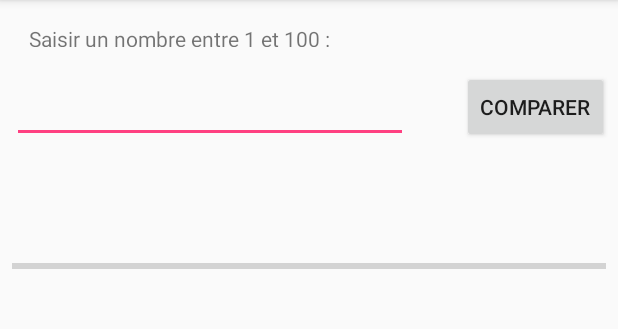
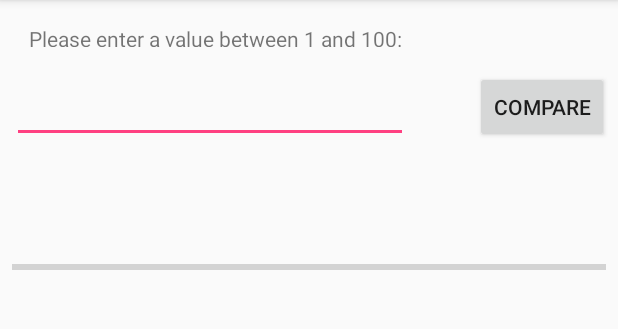
Before and after one commit to embaya/MagicNumberV1.0, an Android app: the screen it shows after launch (MainActivity), on a phone screen of 412 x 824 dp, the part 84-413 px from its top. Run offline under Robolectric (Android 15) with nearby library versions, the phone set to English and light mode, and no system bars.

Commit message:
Internationalisation i18n

```diff
--- a/app/src/main/res/layout/activity_main.xml
+++ b/app/src/main/res/layout/activity_main.xml
@@ -13,7 +13,7 @@
         android:text="@string/btnCompare"
         android:layout_marginTop="47dp"
         app:layout_constraintTop_toTopOf="parent"
-        android:layout_marginRight="-4dp"
+        android:layout_marginRight="6dp"
         app:layout_constraintRight_toRightOf="parent"
         android:layout_marginEnd="6dp" />
 
@@ -44,11 +44,13 @@
         app:layout_constraintRight_toRightOf="parent"
         android:layout_marginLeft="8dp"
         app:layout_constraintLeft_toLeftOf="parent"
-        app:layout_constraintHorizontal_bias="0.129" />
+        app:layout_constraintHorizontal_bias="0.129"
+        android:layout_marginStart="8dp"
+        android:layout_marginEnd="5dp" />
 
     <TextView
         android:id="@+id/lblResult"
-        android:layout_width="match_parent"
+        android:layout_width="0dp"
         android:layout_height="19dp"
         android:layout_marginLeft="8dp"
         android:layout_marginRight="8dp"
@@ -56,13 +58,15 @@
         app:layout_constraintHorizontal_bias="0.228"
         app:layout_constraintLeft_toLeftOf="parent"
         app:layout_constraintRight_toRightOf="parent"
-        app:layout_constraintTop_toBottomOf="@+id/txtNumber" />
+        app:layout_constraintTop_toBottomOf="@+id/txtNumber"
+        android:layout_marginStart="8dp"
+        android:layout_marginEnd="8dp" />
 
     <ProgressBar
         android:id="@+id/pbScore"
         style="?android:attr/progressBarStyleHorizontal"
-        android:layout_width="match_parent"
-        android:layout_height="15dp"
+        android:layout_width="0dp"
+        android:layout_height="16dp"
         android:layout_marginLeft="8dp"
         android:layout_marginRight="8dp"
         android:layout_marginTop="30dp"
@@ -70,20 +74,25 @@
         android:progress="2"
         app:layout_constraintLeft_toLeftOf="parent"
         app:layout_constraintRight_toRightOf="parent"
-        app:layout_constraintTop_toBottomOf="@+id/lblResult" />
+        app:layout_constraintTop_toBottomOf="@+id/lblResult"
+        android:layout_marginStart="8dp"
+        android:layout_marginEnd="8dp" />
 
     <TextView
         android:id="@+id/lblHistory"
         android:layout_width="match_parent"
-        android:layout_height="318dp"
+        android:layout_height="wrap_content"
         android:layout_marginBottom="8dp"
+        android:layout_marginEnd="8dp"
         android:layout_marginLeft="8dp"
         android:layout_marginRight="8dp"
-        android:layout_marginTop="26dp"
+        android:layout_marginStart="8dp"
+        android:layout_marginTop="0dp"
         app:layout_constraintBottom_toBottomOf="parent"
+        app:layout_constraintHorizontal_bias="0.0"
         app:layout_constraintLeft_toLeftOf="parent"
         app:layout_constraintRight_toRightOf="parent"
         app:layout_constraintTop_toBottomOf="@+id/pbScore"
-        app:layout_constraintVertical_bias="0.571" />
+        app:layout_constraintVertical_bias="0.099" />
 
 </android.support.constraint.ConstraintLayout>
--- a/app/src/main/res/values/strings.xml
+++ b/app/src/main/res/values/strings.xml
@@ -1,11 +1,11 @@
 <resources>
     <string name="app_name">Magic Number V1.0</string>
-    <string name="strEnterValue">Saisir un nombre entre 1 et 100 :</string>
-    <string name="btnCompare">Comparer</string>
-    <string name="strCongratulation">Bravo vous avez trouvé le bon numéro!</string>
-    <string name="strCongartulations">Bravo, vous avez gagné après %d essais. Voulez-vous recommencer?</string>
-    <string name="strYes">Oui</string>
-    <string name="strNo">Non</string>
-    <string name="strGreater">Veuillez saisir une valeur plus grande!</string>
-    <string name="strLower">Veuillez saisir une valeur plus petite!</string>
+    <string name="strEnterValue">Please enter a value between 1 and 100:</string>
+    <string name="btnCompare">Compare</string>
+    <string name="strCongratulation">Congratulations, you found the correct number!</string>
+    <string name="strCongartulations">Congratulations, you win in %d times. Do you wont retry?</string>
+    <string name="strYes">Yes</string>
+    <string name="strNo">No</string>
+    <string name="strGreater">Please enter a greater value!</string>
+    <string name="strLower">Please enter a lower value!</string>
 </resources>
```
Also changed, not shown: 1 other file.
